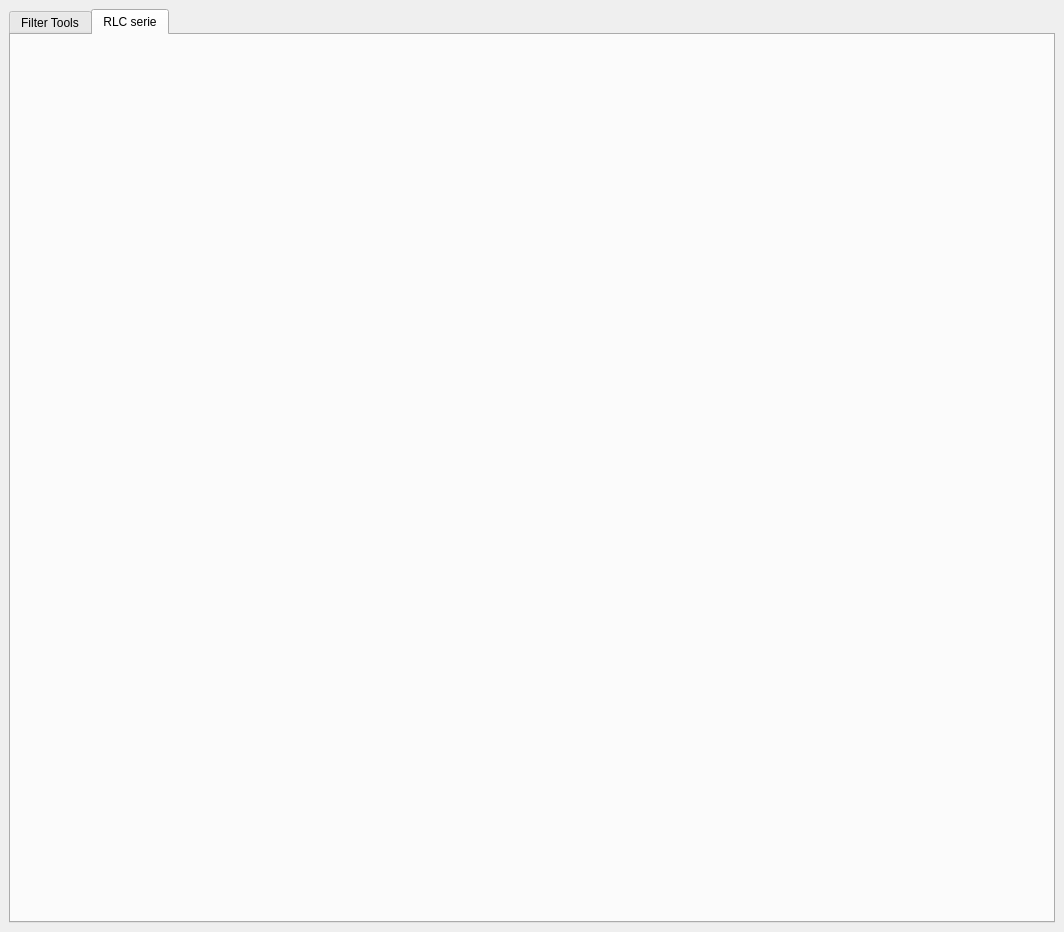
First picture: the form in UI.ui, repository GullinoAgus/Filter-TOOL-ELECTRO, before the edit.
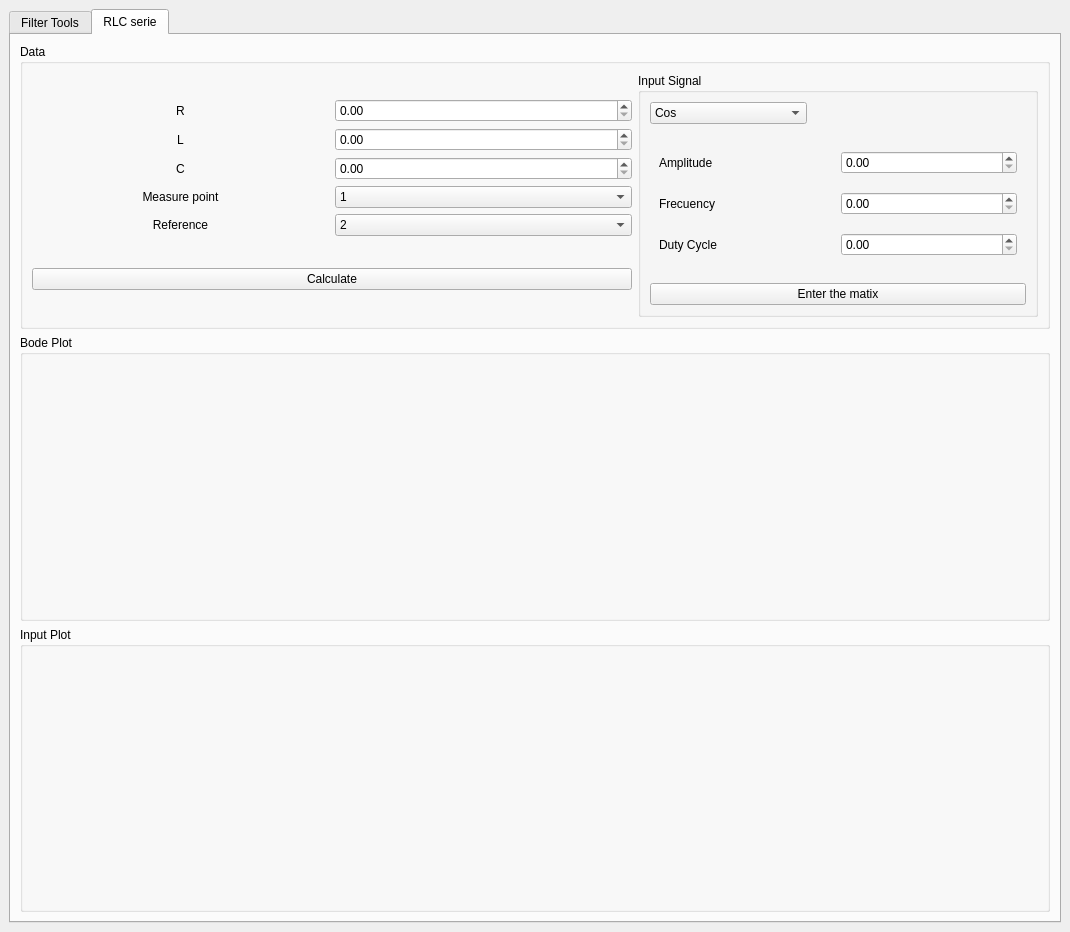
Second picture: the form after the edit. The open tabs and pages were chosen to show the change.

Commit message: RLC en proceso

```diff
--- a/UI.ui
+++ b/UI.ui
@@ -6,7 +6,7 @@
    <rect>
     <x>0</x>
     <y>0</y>
-    <width>1064</width>
+    <width>1070</width>
     <height>932</height>
    </rect>
   </property>
@@ -853,8 +853,420 @@
         <string>RLC serie</string>
        </attribute>
        <layout class="QGridLayout" name="gridLayout_18">
+        <item row="2" column="0">
+         <widget class="QGroupBox" name="InputPlotBox">
+          <property name="title">
+           <string>Input Plot</string>
+          </property>
+          <layout class="QGridLayout" name="gridLayout_26"/>
+         </widget>
+        </item>
         <item row="0" column="0">
-         <layout class="QGridLayout" name="RLCLayout"/>
+         <layout class="QGridLayout" name="RLCLayout">
+          <item row="0" column="0">
+           <widget class="QGroupBox" name="groupBox_3">
+            <property name="title">
+             <string>Data</string>
+            </property>
+            <layout class="QHBoxLayout" name="horizontalLayout_9">
+             <item>
+              <layout class="QVBoxLayout" name="verticalLayout_7">
+               <item>
+                <layout class="QGridLayout" name="gridLayout_23">
+                 <item row="2" column="0">
+                  <widget class="QLabel" name="label_22">
+                   <property name="text">
+                    <string>L</string>
+                   </property>
+                   <property name="alignment">
+                    <set>Qt::AlignCenter</set>
+                   </property>
+                  </widget>
+                 </item>
+                 <item row="4" column="2">
+                  <widget class="QComboBox" name="MeasurPointComboBox">
+                   <item>
+                    <property name="text">
+                     <string>1</string>
+                    </property>
+                   </item>
+                   <item>
+                    <property name="text">
+                     <string>2</string>
+                    </property>
+                   </item>
+                   <item>
+                    <property name="text">
+                     <string>3</string>
+                    </property>
+                   </item>
+                   <item>
+                    <property name="text">
+                     <string>4</string>
+                    </property>
+                   </item>
+                  </widget>
+                 </item>
+                 <item row="1" column="0">
+                  <widget class="QLabel" name="label_21">
+                   <property name="text">
+                    <string>R</string>
+                   </property>
+                   <property name="alignment">
+                    <set>Qt::AlignCenter</set>
+                   </property>
+                  </widget>
+                 </item>
+                 <item row="5" column="2">
+                  <widget class="QComboBox" name="ReferenceComboBox">
+                   <property name="currentIndex">
+                    <number>1</number>
+                   </property>
+                   <item>
+                    <property name="text">
+                     <string>1</string>
+                    </property>
+                   </item>
+                   <item>
+                    <property name="text">
+                     <string>2</string>
+                    </property>
+                   </item>
+                   <item>
+                    <property name="text">
+                     <string>3</string>
+                    </property>
+                   </item>
+                   <item>
+                    <property name="text">
+                     <string>4</string>
+                    </property>
+                   </item>
+                  </widget>
+                 </item>
+                 <item row="5" column="0">
+                  <widget class="QLabel" name="label_25">
+                   <property name="text">
+                    <string>Reference</string>
+                   </property>
+                   <property name="alignment">
+                    <set>Qt::AlignCenter</set>
+                   </property>
+                  </widget>
+                 </item>
+                 <item row="4" column="0">
+                  <widget class="QLabel" name="label_24">
+                   <property name="text">
+                    <string>Measure point</string>
+                   </property>
+                   <property name="alignment">
+                    <set>Qt::AlignCenter</set>
+                   </property>
+                  </widget>
+                 </item>
+                 <item row="2" column="2">
+                  <widget class="QDoubleSpinBox" name="LvalueDoubleSpinBox">
+                   <property name="maximum">
+                    <double>100000000000000004764729344.000000000000000</double>
+                   </property>
+                  </widget>
+                 </item>
+                 <item row="3" column="2">
+                  <widget class="QDoubleSpinBox" name="CvalueDoubleSpinBox">
+                   <property name="maximum">
+                    <double>100000000000000004764729344.000000000000000</double>
+                   </property>
+                   <property name="singleStep">
+                    <double>0.001000000000000</double>
+                   </property>
+                  </widget>
+                 </item>
+                 <item row="3" column="0">
+                  <widget class="QLabel" name="label_23">
+                   <property name="text">
+                    <string>C</string>
+                   </property>
+                   <property name="alignment">
+                    <set>Qt::AlignCenter</set>
+                   </property>
+                  </widget>
+                 </item>
+                 <item row="1" column="2">
+                  <widget class="QDoubleSpinBox" name="RvalueDoubleSpinBox">
+                   <property name="maximum">
+                    <double>100000000000000004764729344.000000000000000</double>
+                   </property>
+                  </widget>
+                 </item>
+                </layout>
+               </item>
+               <item>
+                <widget class="QPushButton" name="CalculatePushButton">
+                 <property name="text">
+                  <string>Calculate</string>
+                 </property>
+                </widget>
+               </item>
+              </layout>
+             </item>
+             <item>
+              <widget class="QGroupBox" name="groupBox_7">
+               <property name="sizePolicy">
+                <sizepolicy hsizetype="Preferred" vsizetype="Preferred">
+                 <horstretch>0</horstretch>
+                 <verstretch>0</verstretch>
+                </sizepolicy>
+               </property>
+               <property name="maximumSize">
+                <size>
+                 <width>400</width>
+                 <height>400</height>
+                </size>
+               </property>
+               <property name="title">
+                <string>Input Signal</string>
+               </property>
+               <layout class="QGridLayout" name="gridLayout_24">
+                <item row="0" column="0">
+                 <layout class="QHBoxLayout" name="horizontalLayout_10">
+                  <item>
+                   <widget class="QComboBox" name="ISComboBox_2">
+                    <property name="minimumSize">
+                     <size>
+                      <width>100</width>
+                      <height>0</height>
+                     </size>
+                    </property>
+                    <item>
+                     <property name="text">
+                      <string>Cos</string>
+                     </property>
+                    </item>
+                    <item>
+                     <property name="text">
+                      <string>Step</string>
+                     </property>
+                    </item>
+                    <item>
+                     <property name="text">
+                      <string>Periodic Pulse</string>
+                     </property>
+                    </item>
+                    <item>
+                     <property name="text">
+                      <string>Triangle Periodic Pulse</string>
+                     </property>
+                    </item>
+                    <item>
+                     <property name="text">
+                      <string>δ Dirac</string>
+                     </property>
+                    </item>
+                    <item>
+                     <property name="text">
+                      <string>Other</string>
+                     </property>
+                    </item>
+                   </widget>
+                  </item>
+                  <item>
+                   <spacer name="horizontalSpacer_3">
+                    <property name="orientation">
+                     <enum>Qt::Horizontal</enum>
+                    </property>
+                    <property name="sizeHint" stdset="0">
+                     <size>
+                      <width>30</width>
+                      <height>20</height>
+                     </size>
+                    </property>
+                   </spacer>
+                  </item>
+                 </layout>
+                </item>
+                <item row="1" column="0">
+                 <layout class="QGridLayout" name="gridLayout_27">
+                  <item row="0" column="0">
+                   <widget class="QStackedWidget" name="InputTypeStackedWidget_2">
+                    <property name="sizePolicy">
+                     <sizepolicy hsizetype="Preferred" vsizetype="Maximum">
+                      <horstretch>0</horstretch>
+                      <verstretch>0</verstretch>
+                     </sizepolicy>
+                    </property>
+                    <property name="currentIndex">
+                     <number>1</number>
+                    </property>
+                    <widget class="QWidget" name="page_14">
+                     <layout class="QHBoxLayout" name="horizontalLayout_11">
+                      <item>
+                       <widget class="QLabel" name="label_26">
+                        <property name="sizePolicy">
+                         <sizepolicy hsizetype="Preferred" vsizetype="Preferred">
+                          <horstretch>0</horstretch>
+                          <verstretch>0</verstretch>
+                         </sizepolicy>
+                        </property>
+                        <property name="text">
+                         <string>Amplitude</string>
+                        </property>
+                       </widget>
+                      </item>
+                      <item>
+                       <widget class="QDoubleSpinBox" name="AInputSignalDoubleSpinBox1_2">
+                        <property name="maximum">
+                         <double>10000000000000000139372116959414099130712064.000000000000000</double>
+                        </property>
+                       </widget>
+                      </item>
+                     </layout>
+                    </widget>
+                    <widget class="QWidget" name="page_15">
+                     <layout class="QVBoxLayout" name="verticalLayout_8">
+                      <item>
+                       <layout class="QGridLayout" name="gridLayout_28">
+                        <item row="0" column="0">
+                         <widget class="QLabel" name="label_27">
+                          <property name="text">
+                           <string>Frecuency</string>
+                          </property>
+                         </widget>
+                        </item>
+                        <item row="1" column="0">
+                         <widget class="QLabel" name="label_28">
+                          <property name="text">
+                           <string>Amplitude</string>
+                          </property>
+                         </widget>
+                        </item>
+                        <item row="1" column="1">
+                         <widget class="QDoubleSpinBox" name="AInputSignalDoubleSpinBox2_2">
+                          <property name="maximum">
+                           <double>10000000000000000139372116959414099130712064.000000000000000</double>
+                          </property>
+                         </widget>
+                        </item>
+                        <item row="0" column="1">
+                         <widget class="QDoubleSpinBox" name="FInputSignalDoubleSpinBox2_2">
+                          <property name="maximum">
+                           <double>10000000000000000139372116959414099130712064.000000000000000</double>
+                          </property>
+                         </widget>
+                        </item>
+                       </layout>
+                      </item>
+                     </layout>
+                    </widget>
+                    <widget class="QWidget" name="page_16">
+                     <layout class="QGridLayout" name="gridLayout_29">
+                      <item row="2" column="0">
+                       <widget class="QLabel" name="label_29">
+                        <property name="text">
+                         <string>Duty Cycle</string>
+                        </property>
+                       </widget>
+                      </item>
+                      <item row="1" column="0">
+                       <widget class="QLabel" name="label_30">
+                        <property name="text">
+                         <string>Frecuency</string>
+                        </property>
+                       </widget>
+                      </item>
+                      <item row="0" column="0">
+                       <widget class="QLabel" name="label_31">
+                        <property name="text">
+                         <string>Amplitude</string>
+                        </property>
+                       </widget>
+                      </item>
+                      <item row="0" column="1">
+                       <widget class="QDoubleSpinBox" name="AInputSignalDoubleSpinBox3_2">
+                        <property name="maximum">
+                         <double>10000000000000000139372116959414099130712064.000000000000000</double>
+                        </property>
+                       </widget>
+                      </item>
+                      <item row="1" column="1">
+                       <widget class="QDoubleSpinBox" name="FInputSignalDoubleSpinBox3_2">
+                        <property name="maximum">
+                         <double>10000000000000000139372116959414099130712064.000000000000000</double>
+                        </property>
+                       </widget>
+                      </item>
+                      <item row="2" column="1">
+                       <widget class="QDoubleSpinBox" name="DCInputSignalDoubleSpinBox3_2">
+                        <property name="decimals">
+                         <number>2</number>
+                        </property>
+                        <property name="maximum">
+                         <double>1.000000000000000</double>
+                        </property>
+                        <property name="singleStep">
+                         <double>0.100000000000000</double>
+                        </property>
+                       </widget>
+                      </item>
+                     </layout>
+                    </widget>
+                    <widget class="QWidget" name="page_17">
+                     <layout class="QGridLayout" name="gridLayout_30">
+                      <item row="0" column="0">
+                       <widget class="QLabel" name="label_32">
+                        <property name="text">
+                         <string>f(t)</string>
+                        </property>
+                       </widget>
+                      </item>
+                      <item row="1" column="0">
+                       <widget class="QLabel" name="label_33">
+                        <property name="text">
+                         <string>Frecuency</string>
+                        </property>
+                       </widget>
+                      </item>
+                      <item row="0" column="1">
+                       <widget class="QTextEdit" name="FuncInputSignalTextEdit4_2"/>
+                      </item>
+                      <item row="1" column="1">
+                       <widget class="QDoubleSpinBox" name="FInputSignalDoubleSpinBox4_2">
+                        <property name="maximum">
+                         <double>10000000000000000139372116959414099130712064.000000000000000</double>
+                        </property>
+                       </widget>
+                      </item>
+                     </layout>
+                    </widget>
+                    <widget class="QWidget" name="page_18"/>
+                   </widget>
+                  </item>
+                 </layout>
+                </item>
+                <item row="2" column="0">
+                 <widget class="QPushButton" name="RLCInputpushButton">
+                  <property name="text">
+                   <string>Enter the matix</string>
+                  </property>
+                 </widget>
+                </item>
+               </layout>
+              </widget>
+             </item>
+             <item>
+              <layout class="QGridLayout" name="Layout4RLCimage"/>
+             </item>
+            </layout>
+           </widget>
+          </item>
+         </layout>
+        </item>
+        <item row="1" column="0">
+         <widget class="QGroupBox" name="BodePlotBox_2">
+          <property name="title">
+           <string>Bode Plot</string>
+          </property>
+          <layout class="QGridLayout" name="gridLayout_25"/>
+         </widget>
         </item>
        </layout>
       </widget>
```
Left out of the diff: 60 changed lines with no effect on the pictures. The commit also changes 2 other files.
